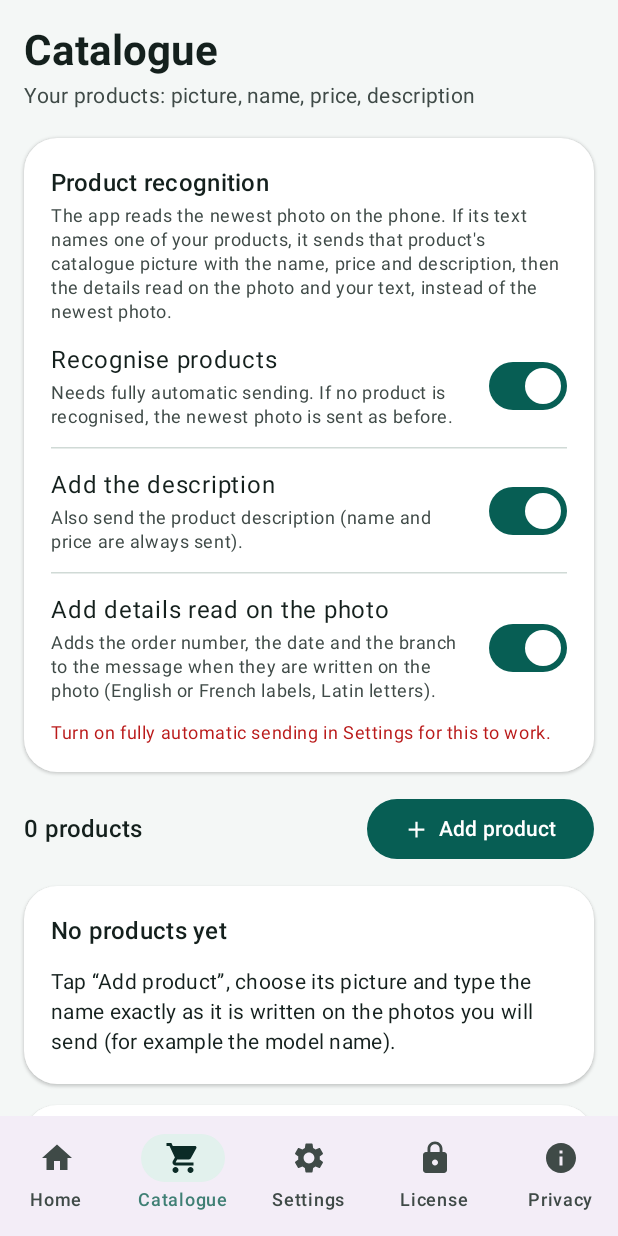
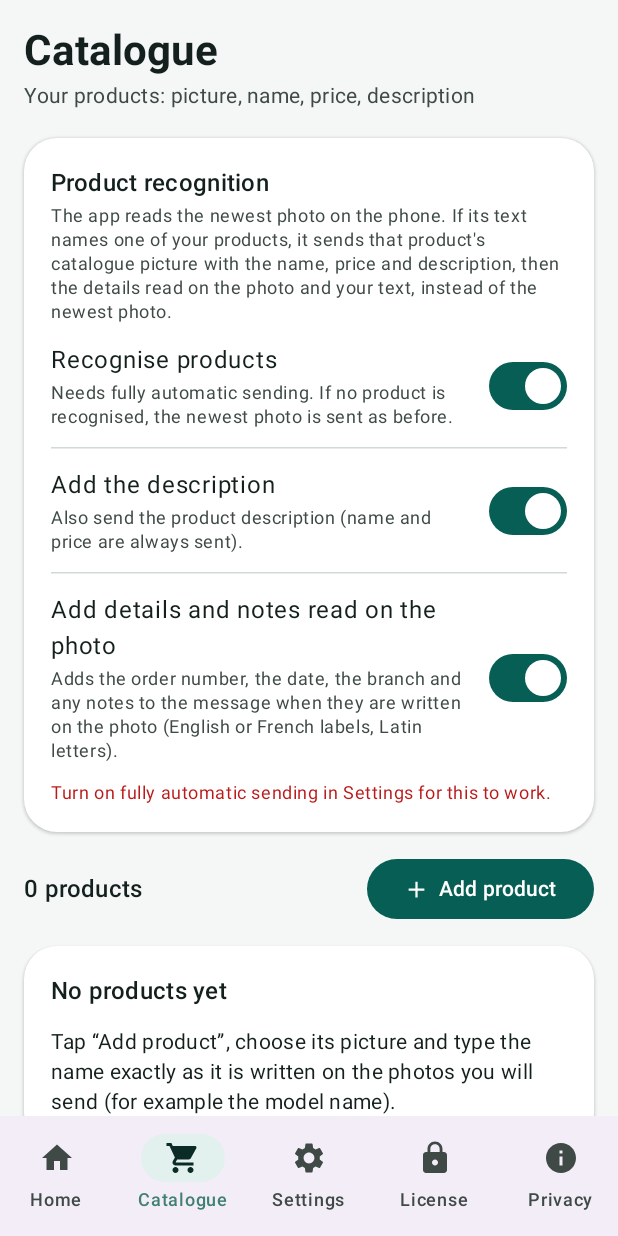
Before and after one commit to SmartManagerCRM/WhatsApp-shoot, an Android app built with Jetpack Compose: the screen it shows after launch (MainActivity), item 2 of the bottom bar chosen, on a phone screen of 412 x 824 dp. Run offline under Robolectric (Android 15) with nearby library versions, the phone set to English and light mode, and no system bars; libraries missing offline, so code that uses them is left out: com.google.mlkit.vision; 1 statement that could not run was skipped.

Commit message:
Details: also read notes on the photo (Notes/Remarque/Comment/Instructions...) and add them to the message; v1.7.0
Co-Authored-By: Claude Sonnet 5.5 <noreply@anthropic.com>
Claude-Session: https://claude.ai/code/session_01A9iYjnC7JzJzMobFrRscJi

```diff
--- a/app/build.gradle.kts
+++ b/app/build.gradle.kts
@@ -28,8 +28,8 @@ android {
         applicationId = "com.smartmanager.whatsappshoot"
         minSdk = 26
         targetSdk = 35
-        versionCode = 27
-        versionName = "1.6.2"
+        versionCode = 28
+        versionName = "1.7.0"
 
         buildConfigField("String", "LICENSE_PUBLIC_KEY", "\"$licensePublicKey\"")
     }
--- a/app/src/main/java/com/smartmanager/whatsappshoot/logic/Catalogue.kt
+++ b/app/src/main/java/com/smartmanager/whatsappshoot/logic/Catalogue.kt
@@ -101,6 +101,7 @@ object CaptionBuilder {
         details?.orderNumber?.let { lines += "${labels.order}: $it" }
         details?.date?.let { lines += "${labels.date}: $it" }
         details?.branch?.let { lines += "${labels.branch}: $it" }
+        details?.notes?.let { lines += "${labels.notes}: $it" }
         val head = lines.filter { it.isNotEmpty() }.joinToString("\n")
         val tail = userText.trim()
         return when {
--- a/app/src/main/java/com/smartmanager/whatsappshoot/platform/CatalogueRecognizer.kt
+++ b/app/src/main/java/com/smartmanager/whatsappshoot/platform/CatalogueRecognizer.kt
@@ -49,7 +49,7 @@ class CatalogueRecognizer(
         ActivityLog.add("catalogue: text make-up latin=$latin arabic-script=$arabic digits=${text.count { it.isDigit() }} lines=${text.lines().size}")
         ActivityLog.add(
             "catalogue: read ${text.length} characters, ${products.size} products, matched=${product != null}, " +
-                "order=${details?.orderNumber != null} date=${details?.date != null} branch=${details?.branch != null}",
+                "order=${details?.orderNumber != null} date=${details?.date != null} branch=${details?.branch != null} notes=${details?.notes != null}",
         )
         val caption = CaptionBuilder.build(product, settings.captionText, settings.captionIncludeDescription, details, labels())
         if (product == null) return if (details != null) ProductResolution.TextOnly(caption) else ProductResolution.NoMatch
@@ -68,7 +68,7 @@ class CatalogueRecognizer(
     /** The words in front of each detail, in the language chosen in the app's settings. */
     fun labels(): DetailLabels {
         val c = LocaleHelper.wrap(context)
-        return DetailLabels(c.getString(R.string.d_label_order), c.getString(R.string.d_label_date), c.getString(R.string.d_label_branch))
+        return DetailLabels(c.getString(R.string.d_label_order), c.getString(R.string.d_label_date), c.getString(R.string.d_label_branch), c.getString(R.string.d_label_notes))
     }
 
     /** For the "try it" card: what the phone reads on [uri], which product it would pick and which details it finds. */
--- a/app/src/main/java/com/smartmanager/whatsappshoot/ui/CatalogueScreen.kt
+++ b/app/src/main/java/com/smartmanager/whatsappshoot/ui/CatalogueScreen.kt
@@ -208,6 +208,7 @@ private fun TryItCard(graph: AppGraph) {
                         details?.orderNumber?.let { stringResource(R.string.d_label_order) + ": " + it },
                         details?.date?.let { stringResource(R.string.d_label_date) + ": " + it },
                         details?.branch?.let { stringResource(R.string.d_label_branch) + ": " + it },
+                        details?.notes?.let { stringResource(R.string.d_label_notes) + ": " + it },
                     )
                     Text(
                         if (parts.isEmpty()) stringResource(R.string.c_test_nodetails) else stringResource(R.string.c_test_details, parts.joinToString(" · ")),
--- a/app/src/main/res/values/strings.xml
+++ b/app/src/main/res/values/strings.xml
@@ -344,9 +344,10 @@
     <string name="d_label_order">Order no.</string>
     <string name="d_label_date">Date</string>
     <string name="d_label_branch">Branch</string>
-    <string name="c_det_switch">Add details read on the photo</string>
-    <string name="c_det_switch_help">Adds the order number, the date and the branch to the message when they are written on the photo (English or French labels, Latin letters).</string>
+    <string name="c_det_switch">Add details and notes read on the photo</string>
+    <string name="c_det_switch_help">Adds the order number, the date, the branch and any notes to the message when they are written on the photo (English or French labels, Latin letters).</string>
     <string name="c_test_details">Details: %1$s</string>
-    <string name="c_test_nodetails">No order number, date or branch found.</string>
+    <string name="c_test_nodetails">No order number, date, branch or notes found.</string>
     <string name="c_test_copy">Copy the text read</string>
+    <string name="d_label_notes">Notes</string>
 </resources>
```
Also changed, not shown: app/src/main/java/com/smartmanager/whatsappshoot/logic/ScannedDetails.kt (+32 -5 lines), 7 other files.
